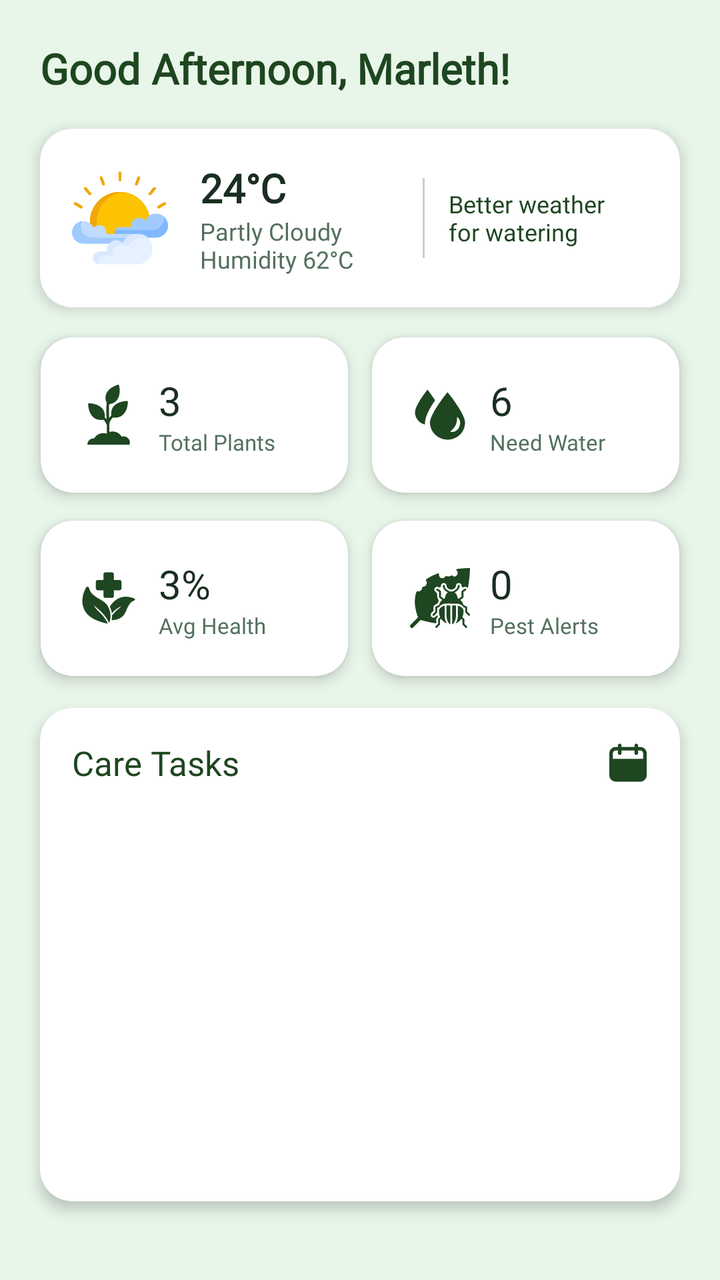
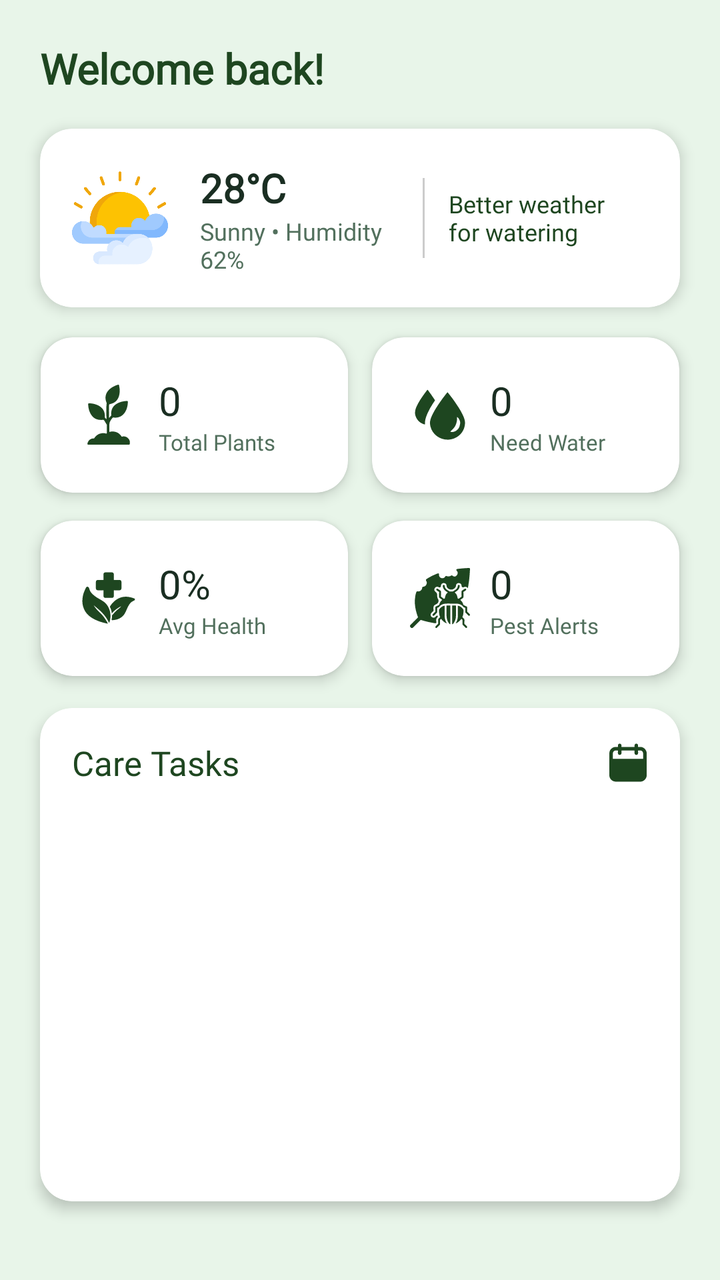

The first picture is an Android layout as it rendered before a commit; the second is the same layout after the commit. The layout source and the unified diff follow.
<!-- AndroidManifest.xml: application theme Theme.SmartGrow -->
<!-- res/layout/fragment_home.xml -->
<?xml version="1.0" encoding="utf-8"?>
<androidx.constraintlayout.widget.ConstraintLayout xmlns:android="http://schemas.android.com/apk/res/android"
    xmlns:app="http://schemas.android.com/apk/res-auto"
    android:layout_width="match_parent"
    android:layout_height="match_parent"
    xmlns:tools="http://schemas.android.com/tools"
    android:background="@color/app_background"
    android:clipChildren="false"
    android:clipToPadding="false">

    <androidx.core.widget.NestedScrollView
        android:layout_width="match_parent"
        android:layout_height="match_parent"
        android:fillViewport="true"
        android:clipChildren="false"
        android:clipToPadding="false">

        <androidx.constraintlayout.widget.ConstraintLayout
            android:layout_width="match_parent"
            android:layout_height="wrap_content"
            android:paddingTop="20dp"
            android:paddingBottom="40dp"
            android:clipChildren="false"
            android:clipToPadding="false">

            
            <TextView
                android:id="@+id/tv_user_greeting"
                android:layout_width="0dp"
                android:layout_height="wrap_content"
                android:layout_marginStart="20dp"
                android:layout_marginEnd="20dp"
                android:text="Good Afternoon, Marleth!"
                android:textSize="21sp"
                android:textStyle="bold"
                android:textColor="@color/primary_green"
                android:fontFamily="@font/inter_extrabold"
                app:layout_constraintTop_toTopOf="parent"
                app:layout_constraintStart_toStartOf="parent"
                app:layout_constraintEnd_toEndOf="parent"/>

            
            <com.google.android.material.card.MaterialCardView
                android:id="@+id/card_weather_summary"
                android:layout_width="0dp"
                android:layout_height="wrap_content"
                android:layout_marginTop="16dp"
                android:layout_marginStart="20dp"
                android:layout_marginEnd="20dp"
                app:cardCornerRadius="16dp"
                app:cardElevation="4dp"
                app:cardBackgroundColor="@color/card_background"
                app:strokeWidth="0dp"
                app:layout_constraintTop_toBottomOf="@id/tv_user_greeting"
                app:layout_constraintStart_toStartOf="parent"
                app:layout_constraintEnd_toEndOf="parent">

                <LinearLayout
                    android:layout_width="match_parent"
                    android:layout_height="wrap_content"
                    android:gravity="center_vertical"
                    android:orientation="horizontal"
                    android:padding="16dp">

                    <ImageView
                        android:layout_width="48dp"
                        android:layout_height="48dp"
                        android:src="@drawable/ic_weather" />

                    <LinearLayout
                        android:layout_width="0dp"
                        android:layout_height="wrap_content"
                        android:layout_marginStart="16dp"
                        android:layout_weight="1"
                        android:orientation="vertical">

                        <TextView
                            android:layout_width="wrap_content"
                            android:layout_height="wrap_content"
                            android:fontFamily="@font/inter_extrabold"
                            android:text="24°C"
                            android:textColor="@color/text_primary"
                            android:textSize="20sp"
                            android:textStyle="bold" />

                        <TextView
                            android:layout_width="wrap_content"
                            android:layout_height="wrap_content"
                            android:fontFamily="@font/inter_medium"
                            android:text="Partly Cloudy Humidity 62°C"
                            android:textColor="@color/text_secondary"
                            android:textSize="12sp" />
                    </LinearLayout>

                    <View
                        android:layout_width="1dp"
                        android:layout_height="40dp"
                        android:layout_marginHorizontal="12dp"
                        android:background="@color/divider" />

                    <TextView
                        android:layout_width="0dp"
                        android:layout_height="wrap_content"
                        android:layout_weight="1"
                        android:fontFamily="@font/inter_medium"
                        android:text="Better weather \nfor watering"
                        android:textColor="@color/primary_green"
                        android:textSize="12sp" />
                </LinearLayout>
            </com.google.android.material.card.MaterialCardView>

            
            <androidx.constraintlayout.widget.ConstraintLayout
                android:id="@+id/layout_cards_container"
                android:layout_width="0dp"
                android:layout_height="wrap_content"
                android:layout_marginTop="10dp"
                android:layout_marginStart="20dp"
                android:layout_marginEnd="20dp"
                app:layout_constraintTop_toBottomOf="@id/card_weather_summary"
                app:layout_constraintStart_toStartOf="parent"
                app:layout_constraintEnd_toEndOf="parent"
                android:clipChildren="false"
                android:clipToPadding="false">

                <com.google.android.material.card.MaterialCardView
                    android:id="@+id/card_total_plants"
                    android:layout_width="0dp"
                    android:layout_height="wrap_content"
                    android:layout_marginEnd="6dp"
                    android:layout_marginBottom="12dp"
                    android:layout_marginTop="5dp"
                    app:cardCornerRadius="16dp"
                    app:cardElevation="4dp"
                    app:cardBackgroundColor="@color/card_background"
                    app:strokeWidth="0dp"
                    app:layout_constraintTop_toTopOf="parent"
                    app:layout_constraintStart_toStartOf="parent"
                    app:layout_constraintEnd_toStartOf="@id/card_need_water"
                    app:layout_constraintWidth_percent="0.48">

                    <LinearLayout
                        android:layout_width="match_parent"
                        android:layout_height="wrap_content"
                        android:orientation="horizontal"
                        android:gravity="center_vertical"
                        android:paddingHorizontal="14dp"
                        android:paddingVertical="18dp">
                        <ImageView
                            android:layout_width="30dp"
                            android:layout_height="30dp"
                            android:src="@drawable/ic_tp"
                            android:layout_marginLeft="5dp"
                            app:tint="@color/ic_theme_tint"/>
                        <LinearLayout
                            android:layout_width="wrap_content"
                            android:layout_height="wrap_content"
                            android:orientation="vertical"
                            android:layout_marginStart="10dp">
                            <TextView
                                android:id="@+id/tv_count_total_plants"
                                android:layout_width="wrap_content"
                                android:layout_height="wrap_content"
                                android:text="3"
                                android:textSize="20sp"
                                android:fontFamily="@font/inter_extrabold"
                                android:textColor="@color/text_primary"/>
                            <TextView
                                android:layout_width="wrap_content"
                                android:layout_height="wrap_content"
                                android:text="Total Plants"
                                android:textSize="11sp"
                                android:fontFamily="@font/inter_medium"
                                android:textColor="@color/text_secondary"/>
                        </LinearLayout>
                    </LinearLayout>
                </com.google.android.material.card.MaterialCardView>

                <com.google.android.material.card.MaterialCardView
                    android:id="@+id/card_need_water"
                    android:layout_width="0dp"
                    android:layout_height="wrap_content"
                    android:layout_marginStart="6dp"
                    android:layout_marginBottom="12dp"
                    android:layout_marginTop="5dp"
                    app:cardCornerRadius="16dp"
                    app:cardElevation="4dp"
                    app:cardBackgroundColor="@color/card_background"
                    app:strokeWidth="0dp"
                    app:layout_constraintTop_toTopOf="parent"
                    app:layout_constraintStart_toEndOf="@id/card_total_plants"
                    app:layout_constraintEnd_toEndOf="parent"
                    app:layout_constraintWidth_percent="0.48">

                    <LinearLayout
                        android:layout_width="match_parent"
                        android:layout_height="wrap_content"
                        android:gravity="center_vertical"
                        android:orientation="horizontal"
                        android:paddingHorizontal="14dp"
                        android:paddingVertical="18dp">

                        <ImageView
                            android:layout_width="30dp"
                            android:layout_height="30dp"
                            android:src="@drawable/ic_water"
                            android:layout_marginLeft="5dp"
                            app:tint="@color/ic_theme_tint"/>

                        <LinearLayout
                            android:layout_width="wrap_content"
                            android:layout_height="wrap_content"
                            android:layout_marginStart="10dp"
                            android:orientation="vertical">

                            <TextView
                                android:id="@+id/tv_count_need_water"
                                android:layout_width="wrap_content"
                                android:layout_height="wrap_content"
                                android:text="6"
                                android:textColor="@color/text_primary"
                                android:textSize="20sp"
                                android:fontFamily="@font/inter_extrabold"/>

                            <TextView
                                android:layout_width="wrap_content"
                                android:layout_height="wrap_content"
                                android:fontFamily="@font/inter_medium"
                                android:text="Need Water"
                                android:textColor="@color/text_secondary"
                                android:textSize="11sp" />
                        </LinearLayout>
                    </LinearLayout>
                </com.google.android.material.card.MaterialCardView>

                <com.google.android.material.card.MaterialCardView
                    android:id="@+id/card_avg_health"
                    android:layout_width="0dp"
                    android:layout_height="wrap_content"
                    android:layout_marginEnd="6dp"
                    android:layout_marginTop="14dp"
                    android:layout_marginBottom="10dp"
                    app:cardCornerRadius="16dp"
                    app:cardElevation="4dp"
                    app:cardBackgroundColor="@color/card_background"
                    app:strokeWidth="0dp"
                    app:layout_constraintTop_toBottomOf="@id/card_total_plants"
                    app:layout_constraintBottom_toBottomOf="parent"
                    app:layout_constraintStart_toStartOf="parent"
                    app:layout_constraintEnd_toStartOf="@id/card_pest_alerts"
                    app:layout_constraintWidth_percent="0.48">

                    <LinearLayout
                        android:layout_width="match_parent"
                        android:layout_height="wrap_content"
                        android:orientation="horizontal"
                        android:gravity="center_vertical"
                        android:paddingHorizontal="14dp"
                        android:paddingVertical="18dp">
                        <ImageView
                            android:layout_width="30dp"
                            android:layout_height="30dp"
                            android:src="@drawable/ic_avg_health"
                            android:layout_marginLeft="5dp"
                            app:tint="@color/ic_theme_tint"/>
                        <LinearLayout
                            android:layout_width="wrap_content"
                            android:layout_height="wrap_content"
                            android:orientation="vertical"
                            android:layout_marginStart="10dp">
                            <TextView
                                android:id="@+id/tv_value_avg_health"
                                android:layout_width="wrap_content"
                                android:layout_height="wrap_content"
                                android:text="3%"
                                android:textSize="20sp"
                                android:fontFamily="@font/inter_extrabold"
                                android:textColor="@color/text_primary"/>
                            <TextView
                                android:layout_width="wrap_content"
                                android:layout_height="wrap_content"
                                android:text="Avg Health"
                                android:textSize="11sp"
                                android:fontFamily="@font/inter_medium"
                                android:textColor="@color/text_secondary"/>

                        </LinearLayout>
                    </LinearLayout>
                </com.google.android.material.card.MaterialCardView>

                <com.google.android.material.card.MaterialCardView
                    android:id="@+id/card_pest_alerts"
                    android:layout_width="0dp"
                    android:layout_height="wrap_content"
                    android:layout_marginStart="6dp"
                    android:layout_marginTop="14dp"
                    android:layout_marginBottom="10dp"
                    app:cardCornerRadius="16dp"
                    app:cardElevation="4dp"
                    app:cardBackgroundColor="@color/card_background"
                    app:strokeWidth="0dp"
                    app:layout_constraintTop_toBottomOf="@id/card_need_water"
                    app:layout_constraintBottom_toBottomOf="parent"
                    app:layout_constraintStart_toEndOf="@id/card_avg_health"
                    app:layout_constraintEnd_toEndOf="parent"
                    app:layout_constraintWidth_percent="0.48">

                    <LinearLayout
                        android:layout_width="match_parent"
                        android:layout_height="wrap_content"
                        android:orientation="horizontal"
                        android:gravity="center_vertical"
                        android:paddingHorizontal="14dp"
                        android:paddingVertical="18dp">
                        <ImageView
                            android:layout_width="30dp"
                            android:layout_height="30dp"
                            android:src="@drawable/ic_pest"
                            android:layout_marginLeft="5dp"
                            app:tint="@color/ic_theme_tint"/>
                        <LinearLayout
                            android:layout_width="wrap_content"
                            android:layout_height="wrap_content"
                            android:orientation="vertical"
                            android:layout_marginStart="10dp">
                            <TextView
                                android:id="@+id/tv_count_pest_alerts"
                                android:layout_width="wrap_content"
                                android:layout_height="wrap_content"
                                android:text="0"
                                android:textSize="20sp"
                                android:fontFamily="@font/inter_extrabold"
                                android:textColor="@color/text_primary"/>
                            <TextView
                                android:layout_width="wrap_content"
                                android:layout_height="wrap_content"
                                android:text="Pest Alerts"
                                android:textSize="11sp"
                                android:fontFamily="@font/inter_medium"
                                android:textColor="@color/text_secondary"/>
                        </LinearLayout>
                    </LinearLayout>
                </com.google.android.material.card.MaterialCardView>

            </androidx.constraintlayout.widget.ConstraintLayout>

            <com.google.android.material.card.MaterialCardView
                android:layout_width="0dp"
                android:layout_height="wrap_content"
                android:layout_marginTop="6dp"
                android:layout_marginBottom="16dp"
                android:layout_marginStart="20dp"
                android:layout_marginEnd="20dp"
                app:cardCornerRadius="16dp"
                app:cardElevation="4dp"
                app:cardBackgroundColor="@color/card_background"
                app:strokeWidth="0dp"
                app:layout_constraintTop_toBottomOf="@id/layout_cards_container"
                app:layout_constraintStart_toStartOf="parent"
                app:layout_constraintEnd_toEndOf="parent">

                <LinearLayout
                    android:layout_width="match_parent"
                    android:layout_height="wrap_content"
                    android:orientation="vertical"
                    android:padding="16dp">

                    <RelativeLayout
                        android:layout_width="match_parent"
                        android:layout_height="wrap_content"
                        android:layout_marginBottom="12dp">

                        <TextView
                            android:layout_width="wrap_content"
                            android:layout_height="wrap_content"
                            android:text="Care Tasks"
                            android:textSize="17sp"
                            android:textColor="@color/primary_green"
                            android:fontFamily="@font/inter_extrabold"
                            android:layout_alignParentStart="true"
                            android:layout_centerVertical="true"/>

                        <ImageView
                            android:id="@+id/btn_open_reminders"
                            android:layout_width="20dp"
                            android:layout_height="20dp"
                            android:src="@drawable/ic_reminder"
                            android:layout_alignParentEnd="true"
                            android:layout_centerVertical="true"
                            app:tint="@color/ic_theme_tint"/>
                    </RelativeLayout>

                    <androidx.recyclerview.widget.RecyclerView
                        android:id="@+id/rv_todays_care"
                        android:layout_width="match_parent"
                        android:layout_height="180dp"
                        android:nestedScrollingEnabled="true"
                        android:scrollbars="vertical"
                        tools:listitem="@layout/item_todays_care"
                        tools:itemCount="4" />

                </LinearLayout>
            </com.google.android.material.card.MaterialCardView>

        </androidx.constraintlayout.widget.ConstraintLayout>
    </androidx.core.widget.NestedScrollView>

</androidx.constraintlayout.widget.ConstraintLayout>
<!-- res/layout/item_todays_care.xml (included above) -->
<?xml version="1.0" encoding="utf-8"?>
<androidx.constraintlayout.widget.ConstraintLayout
    xmlns:android="http://schemas.android.com/apk/res/android"
    xmlns:app="http://schemas.android.com/apk/res-auto"
    android:layout_width="match_parent"
    android:layout_height="wrap_content"
    android:paddingVertical="10dp"
    android:paddingHorizontal="8dp">

    
    <ImageView
        android:id="@+id/iv_plant_image"
        android:layout_width="40dp"
        android:layout_height="40dp"
        android:src="@drawable/img_9"
        android:scaleType="centerCrop"
        app:layout_constraintTop_toTopOf="parent"
        app:layout_constraintBottom_toBottomOf="parent"
        app:layout_constraintStart_toStartOf="parent" />

    
    <TextView
        android:id="@+id/tv_plant_name"
        android:layout_width="0dp"
        android:layout_height="wrap_content"
        android:layout_marginStart="12dp"
        android:layout_marginEnd="12dp"
        android:layout_marginTop="3dp"
        android:text="Monstera Deliciosa"
        android:textSize="10sp"
        android:fontFamily="@font/inter_extrabold"
        android:textColor="@color/text_primary"
        app:layout_constraintTop_toTopOf="@id/iv_plant_image"
        app:layout_constraintStart_toEndOf="@id/iv_plant_image"
        app:layout_constraintEnd_toStartOf="@id/btn_action" />

    
    <TextView
        android:id="@+id/tv_plant_due"
        android:layout_width="0dp"
        android:layout_height="wrap_content"
        android:layout_marginStart="12dp"
        android:layout_marginEnd="12dp"
        android:text="💧 Due is 2 hours"
        android:textSize="8sp"
        android:fontFamily="@font/inter_medium"
        android:textColor="@color/primary_green"
        app:layout_constraintTop_toBottomOf="@id/tv_plant_name"
        app:layout_constraintStart_toEndOf="@id/iv_plant_image"
        app:layout_constraintEnd_toStartOf="@id/btn_action" />

    
    <com.google.android.material.button.MaterialButton
        android:id="@+id/btn_action"
        android:layout_width="wrap_content"
        android:layout_height="36dp"
        android:text="Water Now"
        android:textSize="10sp"
        android:textColor="@color/app_background"
        android:backgroundTint="@color/primary_green"
        android:gravity="center"
        android:paddingHorizontal="13dp"
        app:cornerRadius="18dp"
        app:elevation="0dp"
        app:layout_constraintTop_toTopOf="parent"
        app:layout_constraintBottom_toBottomOf="parent"
        app:layout_constraintEnd_toEndOf="parent" />

</androidx.constraintlayout.widget.ConstraintLayout>
<!-- resources referenced by this layout -->
<resources>
  <color name="app_background">#E8F5E9</color>
  <color name="card_background">#FFFFFF</color>
  <color name="divider">#CCCCCC</color>
  <color name="ic_theme_tint">#1e4620</color>
  <color name="primary_green">#1e4620</color>
  <color name="text_primary">#1A2E22</color>
  <color name="text_secondary">#52705D</color>
  <!-- drawable ic_avg_health: vector/xml drawable (drawable, 3712 chars, omitted) -->
  <!-- drawable ic_pest: vector/xml drawable (drawable, 10230 chars, omitted) -->
  <!-- drawable ic_reminder: vector/xml drawable (drawable, 2240 chars, omitted) -->
  <!-- drawable ic_tp: vector/xml drawable (drawable, 3330 chars, omitted) -->
  <!-- drawable ic_water: vector/xml drawable (drawable, 2115 chars, omitted) -->
  <!-- drawable ic_weather: png bitmap (drawable, 20646 bytes) -->
  <!-- drawable img_9: png bitmap (drawable, 48926 bytes) -->
  <style name="Theme.SmartGrow" parent="Base.Theme.SmartGrow" />
  <style name="Base.Theme.SmartGrow" parent="Theme.Material3.DayNight.NoActionBar">
          <item name="android:windowBackground">@color/app_background</item>
          <item name="android:windowDisablePreview">true</item>
  
          
          <item name="android:statusBarColor">@color/app_background</item>
          <item name="android:windowLightStatusBar">true</item>
  
          
          <item name="android:navigationBarColor">@color/app_background</item>
          <item name="android:windowLightNavigationBar" tools:targetApi="o_mr1">true</item>
  
          <item name="android:windowDrawsSystemBarBackgrounds">true</item>
          <item name="android:windowTranslucentStatus">false</item>
          <item name="android:windowTranslucentNavigation">false</item>
      </style>
</resources>

<!-- the commit's change to res/layout/fragment_home.xml (unified diff, before → after) -->
@@ -30,7 +30,7 @@
                 android:layout_height="wrap_content"
                 android:layout_marginStart="20dp"
                 android:layout_marginEnd="20dp"
-                android:text="Good Afternoon, Marleth!"
+                android:text="Welcome back!"
                 android:textSize="21sp"
                 android:textStyle="bold"
                 android:textColor="@color/primary_green"
@@ -75,19 +75,21 @@
                         android:orientation="vertical">
 
                         <TextView
+                            android:id="@+id/tv_weather_temp"
                             android:layout_width="wrap_content"
                             android:layout_height="wrap_content"
                             android:fontFamily="@font/inter_extrabold"
-                            android:text="24°C"
+                            android:text="28°C"
                             android:textColor="@color/text_primary"
                             android:textSize="20sp"
                             android:textStyle="bold" />
 
                         <TextView
+                            android:id="@+id/tv_weather_desc"
                             android:layout_width="wrap_content"
                             android:layout_height="wrap_content"
                             android:fontFamily="@font/inter_medium"
-                            android:text="Partly Cloudy Humidity 62°C"
+                            android:text="Sunny • Humidity 62%"
                             android:textColor="@color/text_secondary"
                             android:textSize="12sp" />
                     </LinearLayout>
@@ -96,7 +98,7 @@
                         android:layout_width="1dp"
                         android:layout_height="40dp"
                         android:layout_marginHorizontal="12dp"
-                        android:background="@color/divider" />
+                        android:background="@color/divider_color" />
 
                     <TextView
                         android:layout_width="0dp"
@@ -161,7 +163,7 @@
                                 android:id="@+id/tv_count_total_plants"
                                 android:layout_width="wrap_content"
                                 android:layout_height="wrap_content"
-                                android:text="3"
+                                android:text="0"
                                 android:textSize="20sp"
                                 android:fontFamily="@font/inter_extrabold"
                                 android:textColor="@color/text_primary"/>
@@ -217,7 +219,7 @@
                                 android:id="@+id/tv_count_need_water"
                                 android:layout_width="wrap_content"
                                 android:layout_height="wrap_content"
-                                android:text="6"
+                                android:text="0"
                                 android:textColor="@color/text_primary"
                                 android:textSize="20sp"
                                 android:fontFamily="@font/inter_extrabold"/>
@@ -272,7 +274,7 @@
                                 android:id="@+id/tv_value_avg_health"
                                 android:layout_width="wrap_content"
                                 android:layout_height="wrap_content"
-                                android:text="3%"
+                                android:text="0%"
                                 android:textSize="20sp"
                                 android:fontFamily="@font/inter_extrabold"
                                 android:textColor="@color/text_primary"/>
<!-- resource entries referenced after the edit -->
@@ -2,7 +2,7 @@
 <resources>
   <color name="app_background">#E8F5E9</color>
   <color name="card_background">#FFFFFF</color>
-  <color name="divider">#CCCCCC</color>
+  <color name="divider_color">#CCCCCC</color>
   <color name="ic_theme_tint">#1e4620</color>
   <color name="primary_green">#1e4620</color>
   <color name="text_primary">#1A2E22</color>
